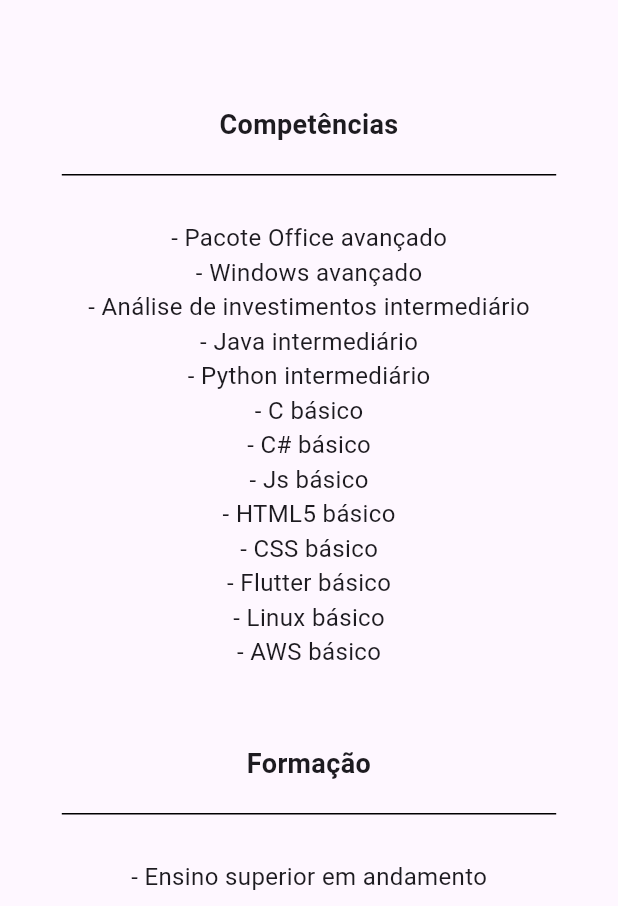
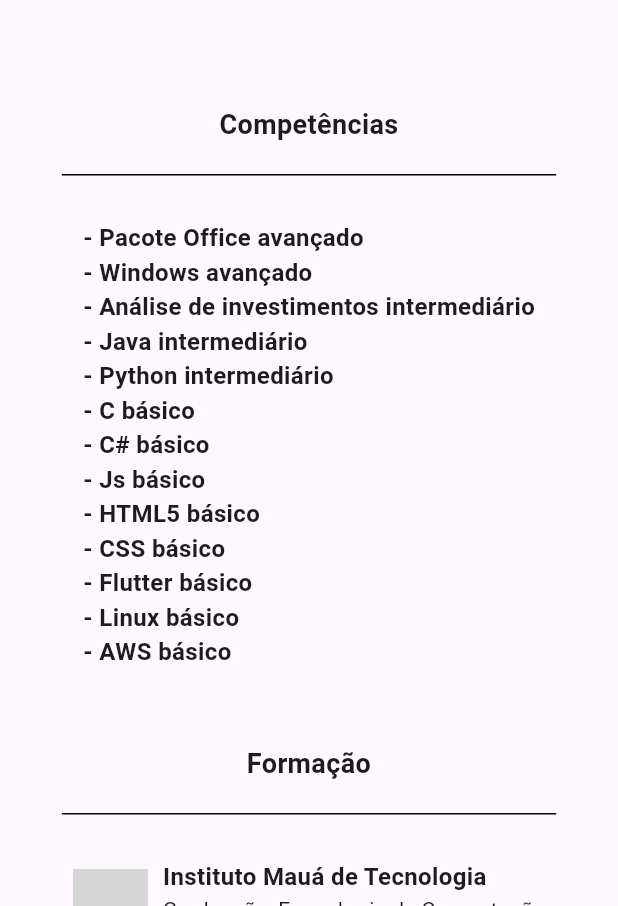
Before and after one commit to Dragonrhs/Portfolio_Pessoal, a Flutter app: the screen it shows after launch, on a phone screen of 412 x 824 dp, the part 330-1236 px from its top. Run offline on Flutter 3.47's test engine with Material 3 defaults, Android fonts, the phone set to English and light mode, and no system bars; our stand-ins replace font_awesome_flutter; network calls fail; grey boxes are pictures that could not be loaded.

Commit message:
<feat>[]:  competencias row and formaçao image

```diff
--- a/portfolio/lib/screens/home_screen.dart
+++ b/portfolio/lib/screens/home_screen.dart
@@ -70,29 +70,154 @@ class HomeScreen extends StatefulWidget {
                 style: TextStyle(fontSize: 24, fontWeight: FontWeight.bold),
               ),
               const SizedBox(height: 50),
+
               SectionCard(key: competenciasKey, title: 'Competências'),
 
               const SizedBox(height: 30),
-              const Text("- Pacote Office avançado", style: TextStyle(fontSize: 16) ),
-              const Text("- Windows avançado", style: TextStyle(fontSize: 16) ),
-              const Text("- Análise de investimentos intermediário", style: TextStyle(fontSize: 16) ),
-              const Text("- Java intermediário", style: TextStyle(fontSize: 16) ),
-              const Text("- Python intermediário", style: TextStyle(fontSize: 16) ),
-              const Text("- C básico", style: TextStyle(fontSize: 16) ),
-              const Text("- C# básico", style: TextStyle(fontSize: 16) ),
-              const Text("- Js básico", style: TextStyle(fontSize: 16) ),
-              const Text("- HTML5 básico", style: TextStyle(fontSize: 16) ),
-              const Text("- CSS básico", style: TextStyle(fontSize: 16) ),
-              const Text("- Flutter básico", style: TextStyle(fontSize: 16) ),
-              const Text("- Linux básico", style: TextStyle(fontSize: 16) ),
-              const Text("- AWS básico", style: TextStyle(fontSize: 16) ),
+              const Column(
+                crossAxisAlignment: CrossAxisAlignment.start,
+                children: [
+                  Text(
+                    '- Pacote Office avançado',
+                    style: TextStyle(
+                      fontWeight: FontWeight.bold,
+                      fontSize: 16,
+                    ),
+                  ),
+                  Text(
+                    '- Windows avançado',
+                    style: TextStyle(
+                      fontWeight: FontWeight.bold,
+                      fontSize: 16,
+                    ),
+                  ),
+                  Text(
+                    '- Análise de investimentos intermediário',
+                    style: TextStyle(
+                      fontWeight: FontWeight.bold,
+                      fontSize: 16,
+                    ),
+                  ),
+                  Text(
+                    '- Java intermediário',
+                    style: TextStyle(
+                      fontWeight: FontWeight.bold,
+                      fontSize: 16,
+                    ),
+                  ),
+                  Text(
+                    '- Python intermediário',
+                    style: TextStyle(
+                      fontWeight: FontWeight.bold,
+                      fontSize: 16,
+                    ),
+                  ),
+                  Text(
+                    '- C básico',
+                    style: TextStyle(
+                      fontWeight: FontWeight.bold,
+                      fontSize: 16,
+                    ),
+                  ),
+                  Text(
+                    '- C# básico',
+                    style: TextStyle(
+                      fontWeight: FontWeight.bold,
+                      fontSize: 16,
+                    ),
+                  ),
+                  Text(
+                    '- Js básico',
+                    style: TextStyle(
+                      fontWeight: FontWeight.bold,
+                      fontSize: 16,
+                    ),
+                  ),
+                  Text(
+                    '- HTML5 básico',
+                    style: TextStyle(
+                      fontWeight: FontWeight.bold,
+                      fontSize: 16,
+                    ),
+                  ),
+                  Text(
+                    '- CSS básico',
+                    style: TextStyle(
+                      fontWeight: FontWeight.bold,
+                      fontSize: 16,
+                    ),
+                  ),
+                  Text(
+                    '- Flutter básico',
+                    style: TextStyle(
+                      fontWeight: FontWeight.bold,
+                      fontSize: 16,
+                    ),
+                  ),
+                  Text(
+                    '- Linux básico',
+                    style: TextStyle(
+                      fontWeight: FontWeight.bold,
+                      fontSize: 16,
+                    ),
+                  ),
+                  Text(
+                    '- AWS básico',
+                    style: TextStyle(
+                      fontWeight: FontWeight.bold,
+                      fontSize: 16,
+                    ),
+                  ),
+                ],
+              ),
               const SizedBox(height: 30),
 
                SectionCard(key: formacaoKey,title: 'Formação'),
+
               const SizedBox(height: 30),
-              const Text("- Ensino superior em andamento", style: TextStyle(fontSize: 16) ),
+
+                     Row(
+                     mainAxisAlignment: MainAxisAlignment.center,
+                     mainAxisSize: MainAxisSize.min,
+                      children: [
+                  Image.network(
+                    'https://media.licdn.com/dms/image/C4D0BAQFgIiUzENGjlw/company-logo_100_100/0/1630492490554/instituto_maua_de_tecnologia_logo?e=1724284800&v=beta&t=0F_r9IpQ62UminajRN6Yp9FWmBi-sqjWsnCFBpbSGd8', // URL da imagem
+                    width: 50,
+                    height: 50,
+                  ),
+                  const SizedBox(width: 10),
+                  const Column(
+                    crossAxisAlignment: CrossAxisAlignment.start,
+                    children: [
+                      Text(
+                        'Instituto Mauá de Tecnologia',
+                        style: TextStyle(
+                          fontWeight: FontWeight.bold,
+                          fontSize: 16,
+                        ),
+                      ),
+                      Text(
+                        'Graduação, Engenharia de Computação',
+                        style: TextStyle(
+                          fontSize: 14,
+                        ),
+                      ),
+                      Text(
+                        '2021 - 2025',
+                        style: TextStyle(
+                          fontSize: 14,
+                          color: Colors.grey,
+                        ),
+                      ),
+                    ],
+                  ),
+                ],
+              ),
+
               const SizedBox(height: 30),
+
                SectionCard(key: linksKey,title: 'Links'),
+
               const SizedBox(height: 30),
               Row(
                 mainAxisAlignment: MainAxisAlignment.center,
```
